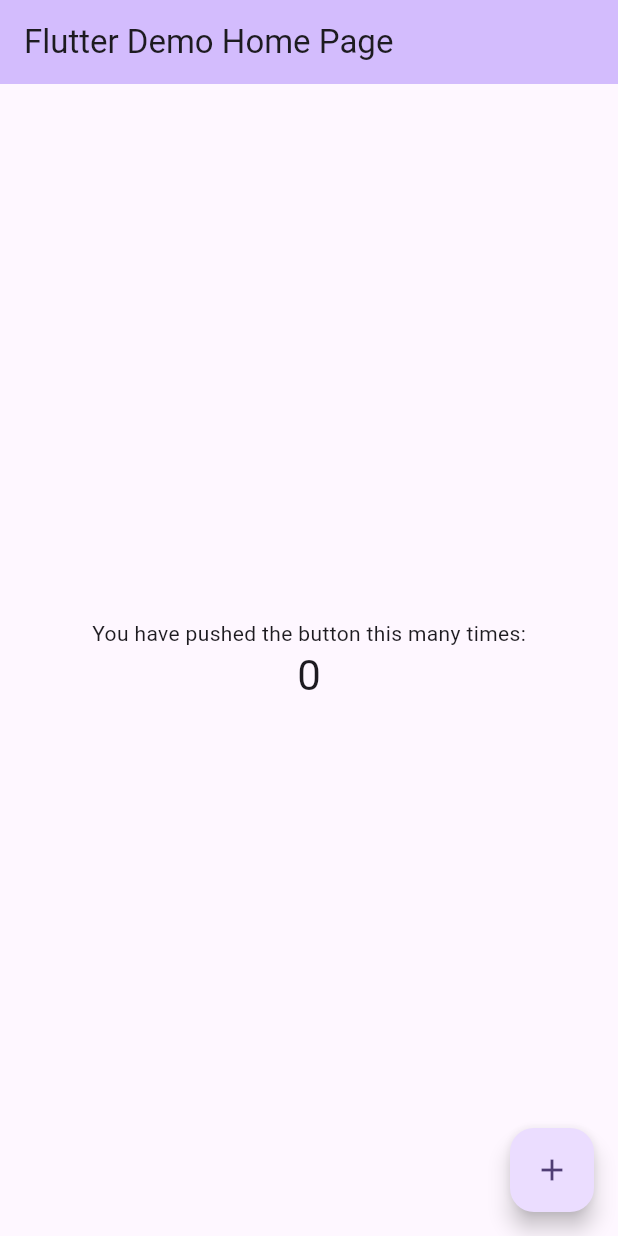
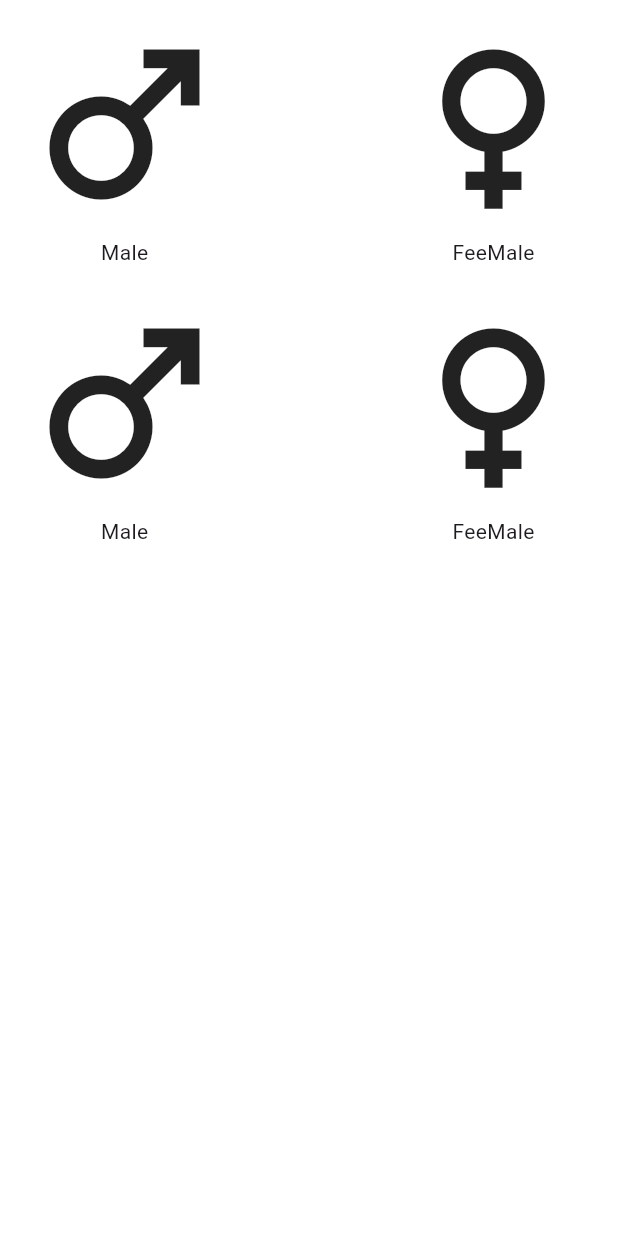
Before and after one commit to Likshan-Lahiru/bmicalculator, a Flutter app: the screen it shows after launch, on a phone screen of 412 x 824 dp. Run offline on Flutter 3.47's test engine with Material 3 defaults, Android fonts, the phone set to English and light mode, and no system bars.

Commit message:
add main page and ui update add icon

```diff
--- a/lib/main.dart
+++ b/lib/main.dart
@@ -1,8 +1,9 @@
+import 'package:bmicalculator/main_page.dart';
 import 'package:flutter/material.dart';
 
 void main() {
   runApp(const MyApp());
-}
+}//main method in dart
 
 class MyApp extends StatelessWidget {
   const MyApp({super.key});
@@ -13,113 +14,11 @@ class MyApp extends StatelessWidget {
     return MaterialApp(
       title: 'Flutter Demo',
       theme: ThemeData(
-        // This is the theme of your application.
-        //
-        // TRY THIS: Try running your application with "flutter run". You'll see
-        // the application has a purple toolbar. Then, without quitting the app,
-        // try changing the seedColor in the colorScheme below to Colors.green
-        // and then invoke "hot reload" (save your changes or press the "hot
-        // reload" button in a Flutter-supported IDE, or press "r" if you used
-        // the command line to start the app).
-        //
-        // Notice that the counter didn't reset back to zero; the application
-        // state is not lost during the reload. To reset the state, use hot
-        // restart instead.
-        //
-        // This works for code too, not just values: Most code changes can be
-        // tested with just a hot reload.
+
         colorScheme: ColorScheme.fromSeed(seedColor: Colors.deepPurple),
         useMaterial3: true,
       ),
-      home: const MyHomePage(title: 'Flutter Demo Home Page'),
+      home: const mainPage(),
     );
   }
 }
-
-class MyHomePage extends StatefulWidget {
-  const MyHomePage({super.key, required this.title});
-
-  // This widget is the home page of your application. It is stateful, meaning
-  // that it has a State object (defined below) that contains fields that affect
-  // how it looks.
-
-  // This class is the configuration for the state. It holds the values (in this
-  // case the title) provided by the parent (in this case the App widget) and
-  // used by the build method of the State. Fields in a Widget subclass are
-  // always marked "final".
-
-  final String title;
-
-  @override
-  State<MyHomePage> createState() => _MyHomePageState();
-}
-
-class _MyHomePageState extends State<MyHomePage> {
-  int _counter = 0;
-
-  void _incrementCounter() {
-    setState(() {
-      // This call to setState tells the Flutter framework that something has
-      // changed in this State, which causes it to rerun the build method below
-      // so that the display can reflect the updated values. If we changed
-      // _counter without calling setState(), then the build method would not be
-      // called again, and so nothing would appear to happen.
-      _counter++;
-    });
-  }
-
-  @override
-  Widget build(BuildContext context) {
-    // This method is rerun every time setState is called, for instance as done
-    // by the _incrementCounter method above.
-    //
-    // The Flutter framework has been optimized to make rerunning build methods
-    // fast, so that you can just rebuild anything that needs updating rather
-    // than having to individually change instances of widgets.
-    return Scaffold(
-      appBar: AppBar(
-        // TRY THIS: Try changing the color here to a specific color (to
-        // Colors.amber, perhaps?) and trigger a hot reload to see the AppBar
-        // change color while the other colors stay the same.
-        backgroundColor: Theme.of(context).colorScheme.inversePrimary,
-        // Here we take the value from the MyHomePage object that was created by
-        // the App.build method, and use it to set our appbar title.
-        title: Text(widget.title),
-      ),
-      body: Center(
-        // Center is a layout widget. It takes a single child and positions it
-        // in the middle of the parent.
-        child: Column(
-          // Column is also a layout widget. It takes a list of children and
-          // arranges them vertically. By default, it sizes itself to fit its
-          // children horizontally, and tries to be as tall as its parent.
-          //
-          // Column has various properties to control how it sizes itself and
-          // how it positions its children. Here we use mainAxisAlignment to
-          // center the children vertically; the main axis here is the vertical
-          // axis because Columns are vertical (the cross axis would be
-          // horizontal).
-          //
-          // TRY THIS: Invoke "debug painting" (choose the "Toggle Debug Paint"
-          // action in the IDE, or press "p" in the console), to see the
-          // wireframe for each widget.
-          mainAxisAlignment: MainAxisAlignment.center,
-          children: <Widget>[
-            const Text(
-              'You have pushed the button this many times:',
-            ),
-            Text(
-              '$_counter',
-              style: Theme.of(context).textTheme.headlineMedium,
-            ),
-          ],
-        ),
-      ),
-      floatingActionButton: FloatingActionButton(
-        onPressed: _incrementCounter,
-        tooltip: 'Increment',
-        child: const Icon(Icons.add),
-      ), // This trailing comma makes auto-formatting nicer for build methods.
-    );
-  }
-}
--- /dev/null
+++ b/lib/main_page.dart
@@ -0,0 +1,83 @@
+import 'package:flutter/material.dart';
+
+// ignore: camel_case_types
+class mainPage extends StatefulWidget {
+  const mainPage({super.key});
+
+  @override
+  State<mainPage> createState() => _mainPageState();
+}
+
+// ignore: camel_case_types
+class _mainPageState extends State<mainPage> {
+  @override
+  Widget build(BuildContext context) {
+    return Scaffold(
+
+      body: SafeArea(
+        child:  Container(
+      color: Colors.white,
+      child:  const Column(
+          children: [
+            Row(
+              children: [
+                Padding(
+                  padding: EdgeInsets.all(8.0),
+                  child: Column(
+                    children: [
+                      Icon(Icons.male, size: 150,),
+                      Text("Male"),
+                    ],
+                  ),
+                ),
+                Spacer(),
+                Padding(
+                  padding: EdgeInsets.all(8.0),
+                  child: Column(
+                    children: [
+                      Icon(Icons.female, size: 150,),
+                      Text("FeeMale"),
+                    ],
+                  ),
+                ),
+
+              ],
+            ),
+
+             // ignore: unnecessary_const
+              Row(
+                children: [
+                  Padding(
+                  padding: EdgeInsets.all(8.0),
+                  child: Column(
+                    children: [
+                      Icon(Icons.male, size: 150,),
+                      Text("Male"),
+                    ],
+                  ),
+                ),
+                Spacer(),
+                Padding(
+                  padding: EdgeInsets.all(8.0),
+                  child: Column(
+                    children: [
+                      Icon(Icons.female, size: 150,),
+                      Text("FeeMale"),
+                    ],
+                  ),
+                ),
+                ],
+              )
+          ],
+
+
+
+      ),
+    ),
+    )
+
+    );
+
+
+  }
+}
```
